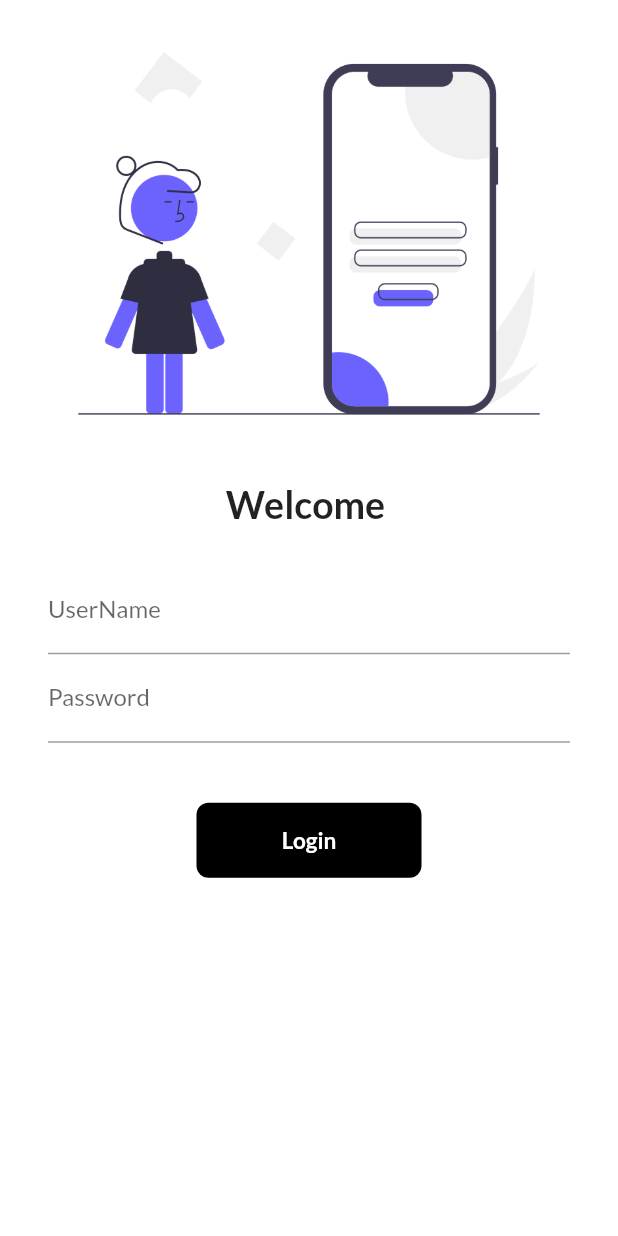
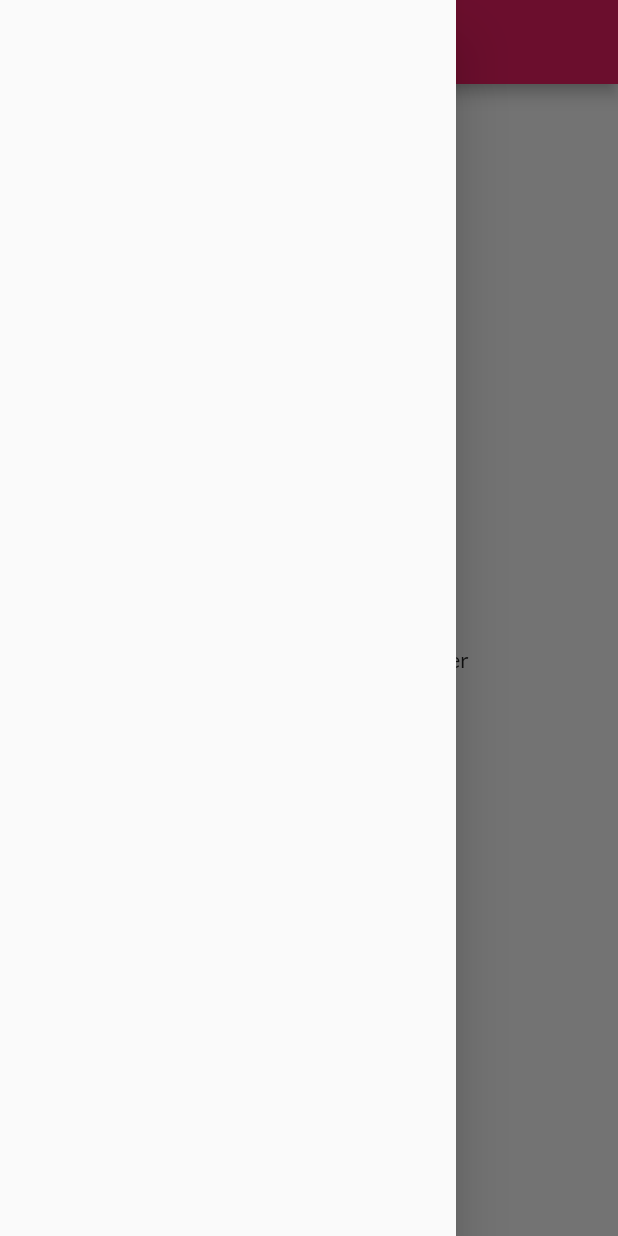
Before and after one commit to SohendarRana/FlutterCatalog_App, a Flutter app: the screen it shows after launch, with the side drawer open (before the commit the screen has no drawer), on a phone screen of 412 x 824 dp. Run offline on Flutter 3.47's test engine with Material 2 defaults, Android fonts, the phone set to English and light mode, and no system bars; our stand-ins replace google_fonts.

Commit message:
day9 half

```diff
--- a/lib/main.dart
+++ b/lib/main.dart
@@ -19,9 +19,9 @@ class MyApp extends StatelessWidget {
       darkTheme: ThemeData(
         brightness: Brightness.dark,
       ),
-      initialRoute: "/login",
+      debugShowCheckedModeBanner: false,
+      initialRoute: MyRoutes.homepage,
       routes: {
-        "/": (context) => LoginPage(),
         MyRoutes.homepage: (context) => HomePage(),
         MyRoutes.loginpage: (context) => LoginPage()
       },
--- a/lib/pages/homepage.dart
+++ b/lib/pages/homepage.dart
@@ -1,4 +1,6 @@
+// ignore_for_file: prefer_const_constructors
 import 'package:flutter/material.dart';
+import 'package:flutter_application_1/widgets/drawer.dart';
 
 class HomePage extends StatelessWidget {
   final int a = 30;
@@ -17,7 +19,7 @@ class HomePage extends StatelessWidget {
       body: Center(
         child: Container(child: Text("Hello $name to $a days of flutter ")),
       ),
-      drawer: Drawer(),
+      drawer: MyDrawer(),
     );
   }
 }
--- a/lib/pages/login_page.dart
+++ b/lib/pages/login_page.dart
@@ -76,7 +76,7 @@ class _LoginPageState extends State<LoginPage> {
                         validator: (value) {
                           if (value!.isEmpty) {
                             return "PassWord can not be empty ";
-                          } else if (value!.length < 6) {
+                          } else if (value.length < 6) {
                             return "Password is length should be at least 6";
                           }
                           return null;
@@ -84,7 +84,6 @@ class _LoginPageState extends State<LoginPage> {
                     SizedBox(
                       height: 40,
                     ),
-
                     InkWell(
                       onTap: (() => moveToHome(context)),
                       child: AnimatedContainer(
@@ -109,16 +108,6 @@ class _LoginPageState extends State<LoginPage> {
                                 BorderRadius.circular(changebutton ? 50 : 8)),
                       ),
                     ),
-
-                    // ElevatedButton(
-                    //   child: Text("Login"),
-                    //   style: TextButton.styleFrom(
-                    //       backgroundColor: Colors.black,
-                    //       minimumSize: Size(150, 50)),
-                    //   onPressed: () {
-                    //     Navigator.pushNamed(context, MyRoutes.homepage);
-                    //   },
-                    // ),
                   ],
                 ),
               ),
--- /dev/null
+++ b/lib/widgets/drawer.dart
@@ -0,0 +1,9 @@
+// ignore_for_file: prefer_const_constructors
+import 'package:flutter/material.dart';
+
+class MyDrawer extends StatelessWidget {
+  @override
+  Widget build(BuildContext context) {
+    return Drawer();
+  }
+}
```
